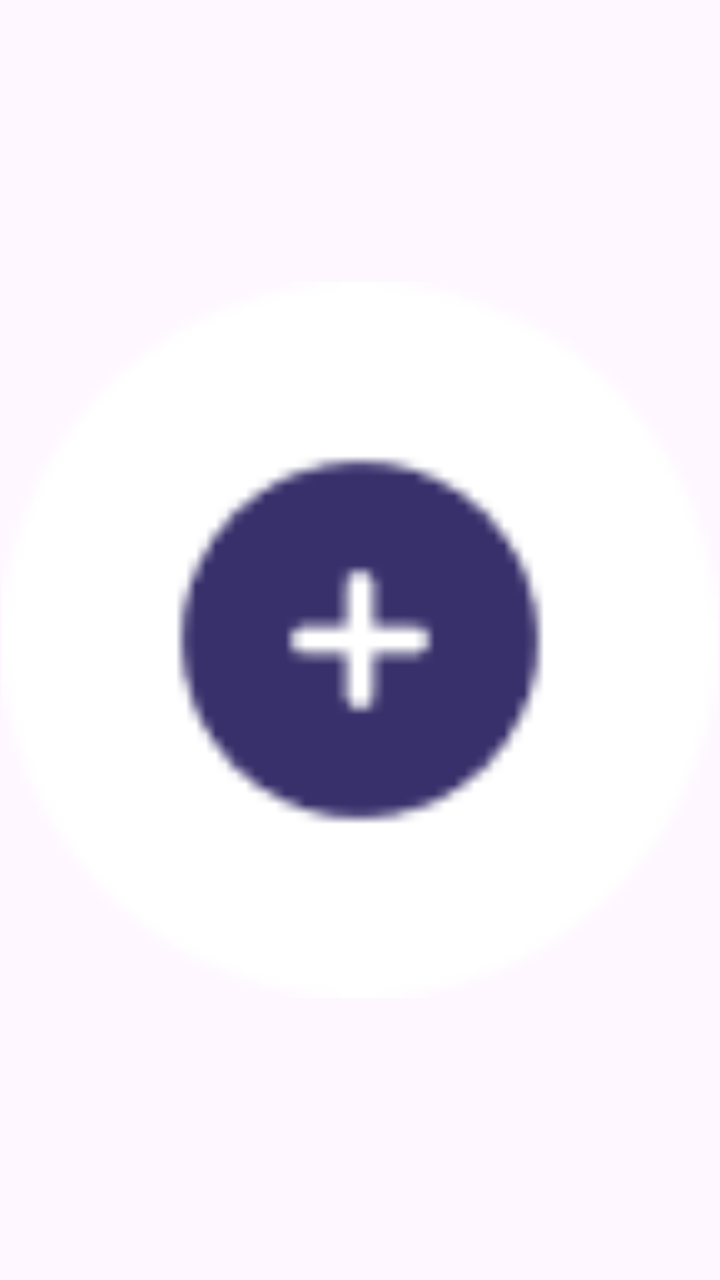
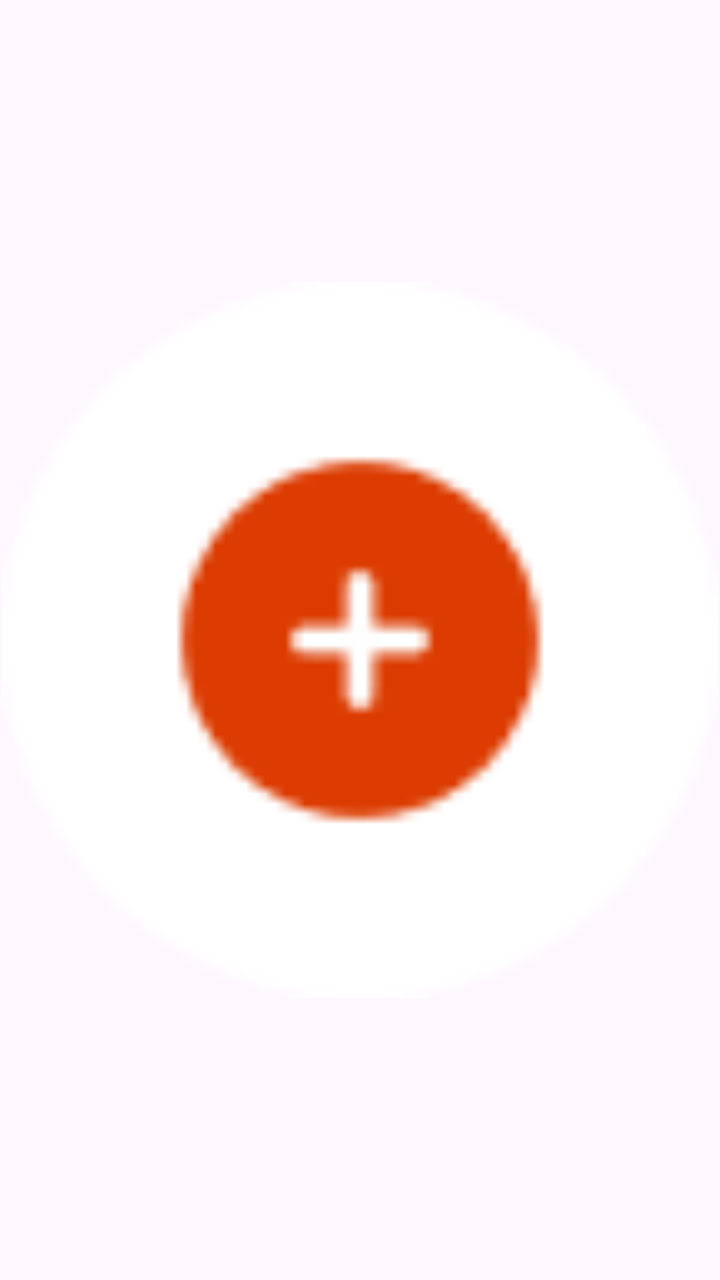

Two renders of the same Android screen: before a commit and after it. Below are the layout's source before the change and the commit's diff.
<!-- AndroidManifest.xml: application theme Theme.BaseProject -->
<!-- res/layout/item_text_color.xml -->
<?xml version="1.0" encoding="utf-8"?>
<androidx.constraintlayout.widget.ConstraintLayout xmlns:android="http://schemas.android.com/apk/res/android"
    xmlns:app="http://schemas.android.com/apk/res-auto"
    android:layout_width="wrap_content"
    android:layout_height="match_parent"
    xmlns:tools="http://schemas.android.com/tools"
    android:layout_marginEnd="@dimen/dp_12">

    <FrameLayout
        android:layout_width="@dimen/dp_0"
        android:layout_height="@dimen/dp_0"
        app:layout_constraintBottom_toBottomOf="parent"
        app:layout_constraintDimensionRatio="1:1"
        app:layout_constraintEnd_toEndOf="parent"
        app:layout_constraintStart_toStartOf="parent"
        app:layout_constraintTop_toTopOf="parent">

        
        <View
            android:id="@+id/vFocus"
            android:layout_width="match_parent"
            android:layout_height="match_parent"
            android:visibility="gone"
            android:elevation="@dimen/dp_2"
            android:background="@drawable/bg_stroke_gradient_circle_color_text" />

        <FrameLayout
            android:layout_width="match_parent"
            android:layout_height="match_parent"
            tools:background="@color/red_BA"
            android:layout_margin="@dimen/dp_0"
            >

            
            <ImageView
                android:id="@+id/imvColor"
                android:layout_width="match_parent"
                android:layout_height="match_parent"
                android:layout_margin="@dimen/dp_0" />

            
            <ImageView
                android:id="@+id/btnAddColor"
                android:layout_width="match_parent"
                android:layout_margin="@dimen/dp_1"
                android:layout_height="match_parent"
                android:src="@drawable/img0text_color"
                android:layout_gravity="center"
                android:visibility="visible" />

        </FrameLayout>
    </FrameLayout>

</androidx.constraintlayout.widget.ConstraintLayout>
<!-- resources referenced by this layout -->
<resources>
  <color name="red_BA">#BA0101</color>
  <dimen name="dp_0">0dp</dimen>
  <dimen name="dp_1">1dp</dimen>
  <dimen name="dp_12">12dp</dimen>
  <dimen name="dp_2">2dp</dimen>
  <!-- drawable bg_stroke_gradient_circle_color_text: png bitmap (drawable, 1951 bytes) -->
  <!-- drawable img0text_color: png bitmap (drawable, 1633 bytes) -->
  <style name="Theme.BaseProject" parent="Base.Theme.BaseProject" />
  <style name="Base.Theme.BaseProject" parent="Theme.Material3.Light.NoActionBar">
          <item name="android:windowTranslucentStatus">false</item>
          <item name="android:statusBarColor">@android:color/transparent</item>
          <item name="android:windowSoftInputMode">adjustResize</item>
      </style>
</resources>

<!-- the commit's change to res/layout/item_text_color.xml (unified diff, before → after) -->
@@ -1,8 +1,8 @@
 <?xml version="1.0" encoding="utf-8"?>
 <androidx.constraintlayout.widget.ConstraintLayout xmlns:android="http://schemas.android.com/apk/res/android"
     xmlns:app="http://schemas.android.com/apk/res-auto"
-    android:layout_width="wrap_content"
-    android:layout_height="match_parent"
+    android:layout_width="@dimen/dp_36"
+    android:layout_height="@dimen/dp_36"
     xmlns:tools="http://schemas.android.com/tools"
     android:layout_marginEnd="@dimen/dp_12">
 
<!-- resource entries referenced after the edit -->
@@ -5,8 +5,9 @@
   <dimen name="dp_1">1dp</dimen>
   <dimen name="dp_12">12dp</dimen>
   <dimen name="dp_2">2dp</dimen>
-  <!-- drawable bg_stroke_gradient_circle_color_text: png bitmap (drawable, 1951 bytes) -->
-  <!-- drawable img0text_color: png bitmap (drawable, 1633 bytes) -->
+  <dimen name="dp_36">36dp</dimen>
+  <!-- drawable bg_stroke_gradient_circle_color_text: png bitmap (drawable, 1927 bytes) -->
+  <!-- drawable img0text_color: png bitmap (drawable, 1634 bytes) -->
   <style name="Theme.BaseProject" parent="Base.Theme.BaseProject" />
   <style name="Base.Theme.BaseProject" parent="Theme.Material3.Light.NoActionBar">
           <item name="android:windowTranslucentStatus">false</item>
